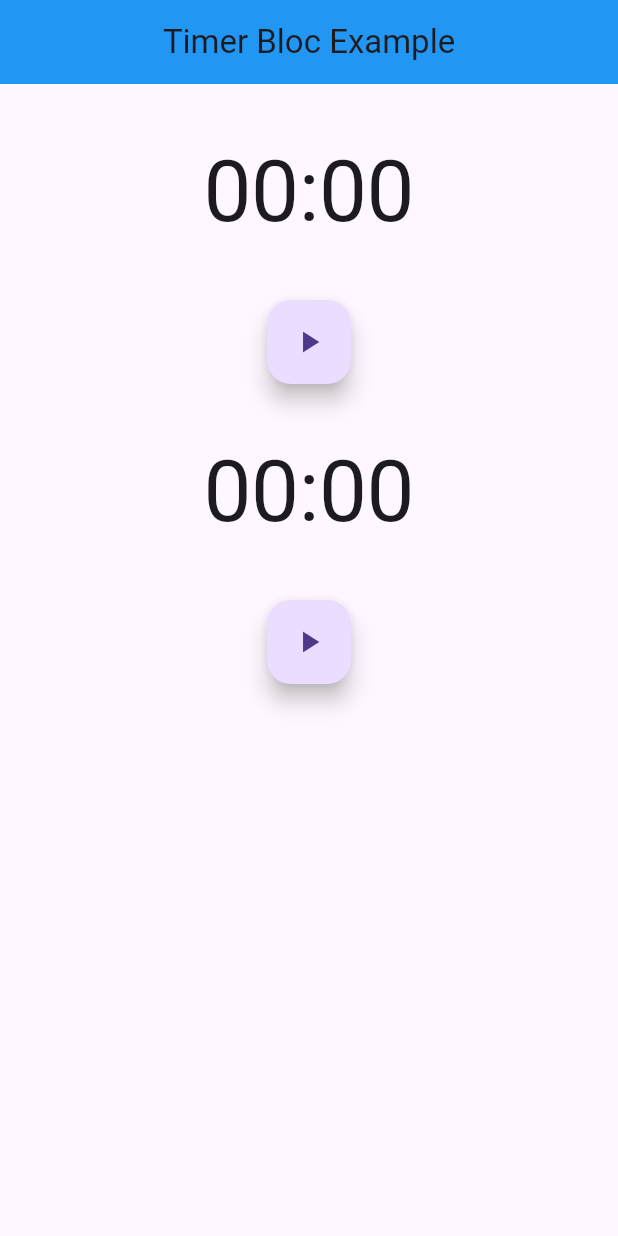
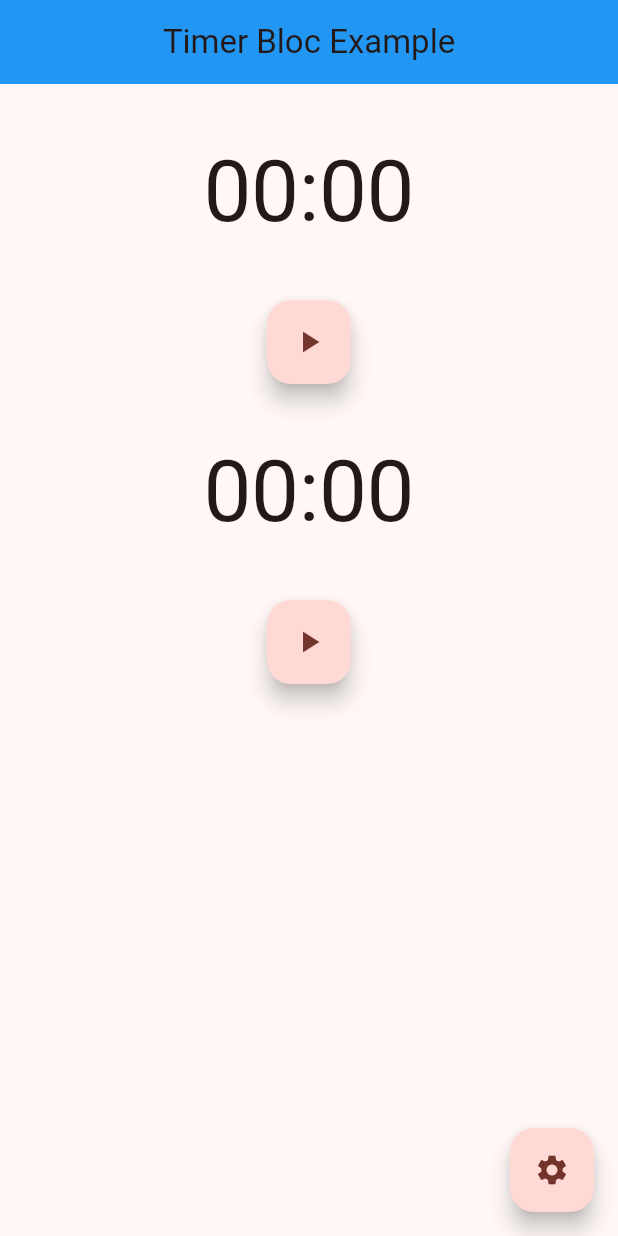
Before and after one commit to AmeyPacharkar1896/Flutter_Projects, a Flutter app: the screen it shows after launch, on a phone screen of 412 x 824 dp. Run offline on Flutter 3.47's test engine with Material 3 defaults, Android fonts, the phone set to English and light mode, and no system bars; our stand-ins replace equatable, flutter_bloc, weather.

Commit message:
Changes for theme change

```diff
--- /dev/null
+++ b/timer_bloc_example/lib/application.dart
@@ -0,0 +1,31 @@
+import 'package:flutter/material.dart';
+import 'package:flutter_bloc/flutter_bloc.dart';
+import 'package:timer_bloc_example/theme/bloc/theme_bloc.dart';
+import 'package:timer_bloc_example/theme/bloc/theme_state.dart';
+import 'package:timer_bloc_example/timer/view/screen/timer_screen.dart';
+
+class Application extends StatelessWidget {
+  const Application({super.key});
+
+  @override
+  Widget build(BuildContext context) {
+    return BlocBuilder<ThemeBloc, ThemeState>(
+      builder: (context, themeState) {
+        final brightness = themeState.isDarkMode ? Brightness.dark : Brightness.light;
+        final colorScheme = ColorScheme.fromSeed(
+          seedColor: themeState.selectedColor,
+          brightness: brightness,
+        );
+
+        return MaterialApp(
+          theme: ThemeData(
+            brightness: brightness,
+            colorScheme: colorScheme,
+            useMaterial3: true,
+          ),
+          home: const TimerScreen(),
+        );
+      },
+    );
+  }
+}
--- /dev/null
+++ b/timer_bloc_example/lib/theme/bloc/theme_bloc.dart
@@ -0,0 +1,34 @@
+import 'dart:async';
+
+import 'package:flutter_bloc/flutter_bloc.dart';
+import 'package:timer_bloc_example/theme/bloc/theme_event.dart';
+import 'package:timer_bloc_example/theme/bloc/theme_state.dart';
+
+class ThemeBloc extends Bloc<ThemeEvent, ThemeState> {
+  ThemeBloc() : super(const ThemeState(isDarkMode: false)) {
+    on<ThemeEventDarkMode>(_onThemeDarkMode);
+    on<ThemeEventLightMode>(_onThemeLightMode);
+    on<ThemeEventSelectedMode>(_onThemeSelectedMode);
+  }
+
+  FutureOr<void> _onThemeDarkMode(
+    ThemeEventDarkMode event,
+    Emitter<ThemeState> emit,
+  ) {
+    emit(const ThemeState(isDarkMode: true));
+  }
+
+  FutureOr<void> _onThemeLightMode(
+    ThemeEventLightMode event,
+    Emitter<ThemeState> emit,
+  ) {
+    emit(const ThemeState(isDarkMode: false));
+  }
+
+  FutureOr<void> _onThemeSelectedMode(
+    ThemeEventSelectedMode event,
+    Emitter<ThemeState> emit,
+  ) {
+    emit(ThemeState(isDarkMode: state.isDarkMode, selectedColor: event.selectedColor));
+  }
+}
--- /dev/null
+++ b/timer_bloc_example/lib/theme/bloc/theme_event.dart
@@ -0,0 +1,15 @@
+import 'dart:ui';
+
+abstract class ThemeEvent {}
+
+class ThemeEventDarkMode extends ThemeEvent {}
+
+class ThemeEventLightMode extends ThemeEvent {}
+
+class ThemeEventSelectedMode extends ThemeEvent {
+  ThemeEventSelectedMode(this.selectedColor);
+
+  final Color selectedColor;
+
+  List<Object> get props => [selectedColor];
+}
--- /dev/null
+++ b/timer_bloc_example/lib/theme/bloc/theme_state.dart
@@ -0,0 +1,25 @@
+import 'package:equatable/equatable.dart';
+import 'package:flutter/material.dart';
+
+class ThemeState extends Equatable {
+  const ThemeState({
+    this.selectedColor = Colors.red,
+    required this.isDarkMode,
+  });
+
+  final bool isDarkMode;
+  final Color selectedColor;
+
+  ThemeState copyWith({
+    bool? isDarkMode,
+    Color? selectedColor,
+  }) {
+    return ThemeState(
+      isDarkMode: this.isDarkMode,
+      selectedColor: this.selectedColor,
+    );
+  }
+
+  @override
+  List<Object?> get props => [isDarkMode, selectedColor];
+}
--- a/timer_bloc_example/lib/timer/view/screen/timer_screen.dart
+++ b/timer_bloc_example/lib/timer/view/screen/timer_screen.dart
@@ -1,5 +1,6 @@
 import 'package:flutter/material.dart';
 import 'package:flutter_bloc/flutter_bloc.dart';
+import 'package:timer_bloc_example/theme/view/screen/setting_page.dart';
 import 'package:timer_bloc_example/ticker.dart';
 import 'package:timer_bloc_example/timer/bloc/timer_bloc.dart';
 import 'package:timer_bloc_example/timer/view/widget/timer_widget.dart';
@@ -28,8 +29,6 @@ class TimerScreen extends StatelessWidget {
             create: (context) => TimerBloc(ticker: const Ticker()),
             child: const TimerWidget(),
           ),
-
-
           // BlocBuilder<TimerBlocOne, TimerState>(
           //   builder: (context, state) {
           //   return ;
@@ -39,6 +38,13 @@ class TimerScreen extends StatelessWidget {
           // },),
         ],
       ),
+      floatingActionButton: FloatingActionButton(
+        onPressed: () {
+          Navigator.push(context,
+              MaterialPageRoute(builder: (context) => const SettingPage()));
+        },
+        child: const Icon(Icons.settings),
+      ),
     );
   }
 }
```
Also changed, not shown: timer_bloc_example/lib/main.dart (+6 -3 lines), timer_bloc_example/lib/theme/view/screen/setting_page.dart (added, +26 -0 lines), timer_bloc_example/lib/theme/view/widget/theme_color_widget.dart (added, +43 -0 lines), timer_bloc_example/lib/theme/view/widget/toggle_switch_widget.dart (added, +37 -0 lines).
